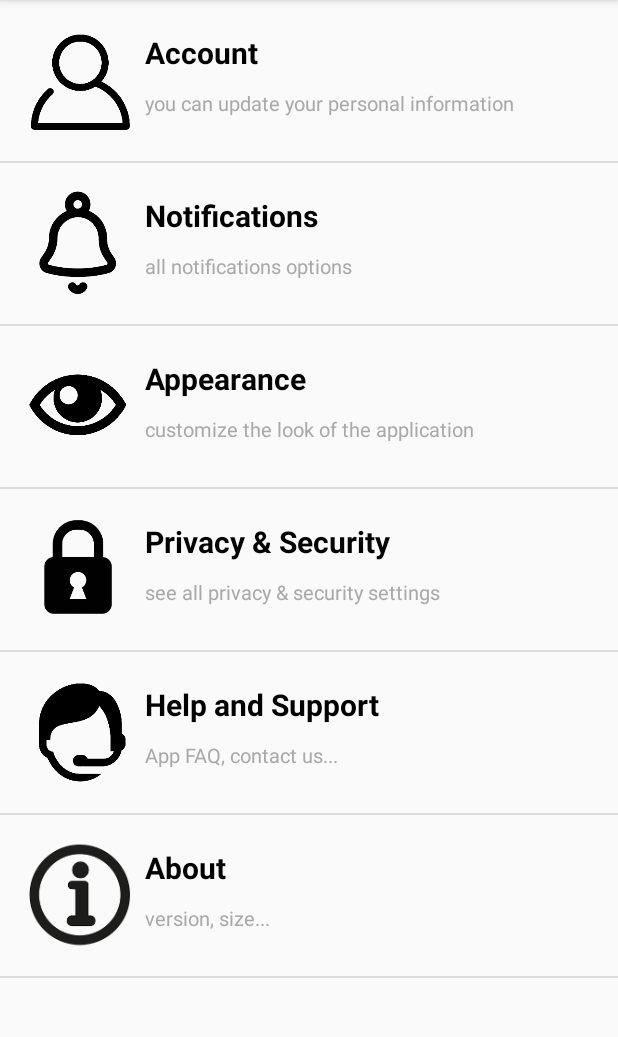
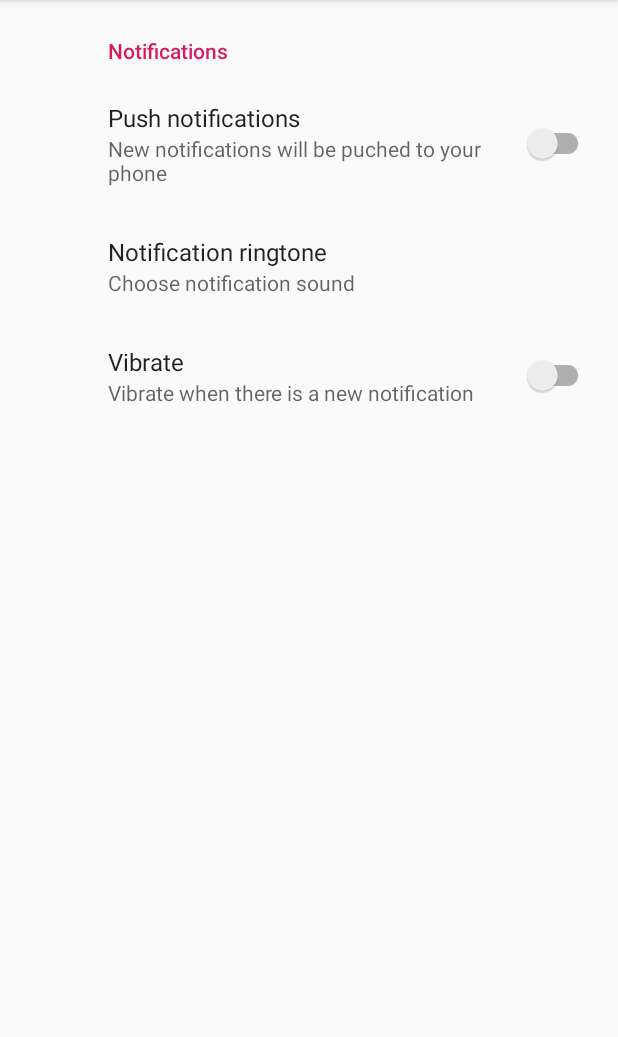
Before and after one commit to angelmc1309/MedButler, an Android app: the SettingsActivity screen opened directly, with no data from a screen before it, after a tap on "Notifications", on a phone screen of 412 x 824 dp, the part 84-1121 px from its top. Run offline under Robolectric (Android 15) with nearby library versions, the light colour scheme and no system bars; our stand-ins replace androidx.preference.

Commit message:
LAY 5 (Totes les noves clases declarades al Manifest, tots els layout i clases de Settings finalitzats, tots els intents realitzats. Faltan els Listeners) (20 minuts)

```diff
--- a/app/src/main/AndroidManifest.xml
+++ b/app/src/main/AndroidManifest.xml
@@ -22,6 +22,11 @@
         <activity android:name=".SettingsActivity1" />
         <activity android:name=".Calendar" />
         <activity android:name=".SettingsAccountActivity"/>
+        <activity android:name=".SettingsAboutActivity"/>
+        <activity android:name=".SettingsAppearanceActivity"/>
+        <activity android:name=".SettingsHelpSupportActivity"/>
+        <activity android:name=".SettingsPrivacySecurityActivity"/>
+        <activity android:name=".SettingsNotificationsActivity"/>
     </application>
 
 </manifest>
--- /dev/null
+++ b/app/src/main/java/com/example/medbutler/SettingsNotificationsActivity.kt
@@ -0,0 +1,24 @@
+package com.example.medbutler
+
+import android.os.Bundle
+import androidx.appcompat.app.AppCompatActivity
+import androidx.preference.PreferenceFragmentCompat
+
+class SettingsNotificationsActivity : AppCompatActivity() {
+    override fun onCreate(savedInstanceState: Bundle?) {
+        super.onCreate(savedInstanceState)
+        setContentView(R.layout.settings_notifications_activity)
+        //Load settings framgent
+        supportFragmentManager
+            .beginTransaction()
+            .replace(R.id.settings_notifications, AccountSettingsFragment())
+            .commit()
+    }
+
+    class AccountSettingsFragment : PreferenceFragmentCompat() {
+        override fun onCreatePreferences(savedInstanceState: Bundle?, rootKey: String?) {
+            // Load the preferences from an XML resource
+            setPreferencesFromResource(R.xml.notifications_preferences, rootKey)
+        }
+    }
+}
--- a/app/src/main/res/xml/notifications_preferences.xml
+++ b/app/src/main/res/xml/notifications_preferences.xml
@@ -17,6 +17,7 @@
             android:title="Notification ringtone" />
 
         <SwitchPreferenceCompat
+            android:dependency="enable_notification"
             android:key="enable_vibrate"
             android:summary="Vibrate when there is a new notification"
             android:title="Vibrate" />
```
Also changed, not shown: app/src/main/java/com/example/medbutler/SettingsAboutActivity.kt (added, +24 -0 lines), app/src/main/java/com/example/medbutler/SettingsActivity.kt (+10 -0 lines), app/src/main/java/com/example/medbutler/SettingsAppearanceActivity.kt (added, +24 -0 lines), app/src/main/java/com/example/medbutler/SettingsHelpSupportActivity.kt (added, +24 -0 lines), app/src/main/java/com/example/medbutler/SettingsPrivacySecurityActivity.kt (added, +24 -0 lines), 96 other files.
